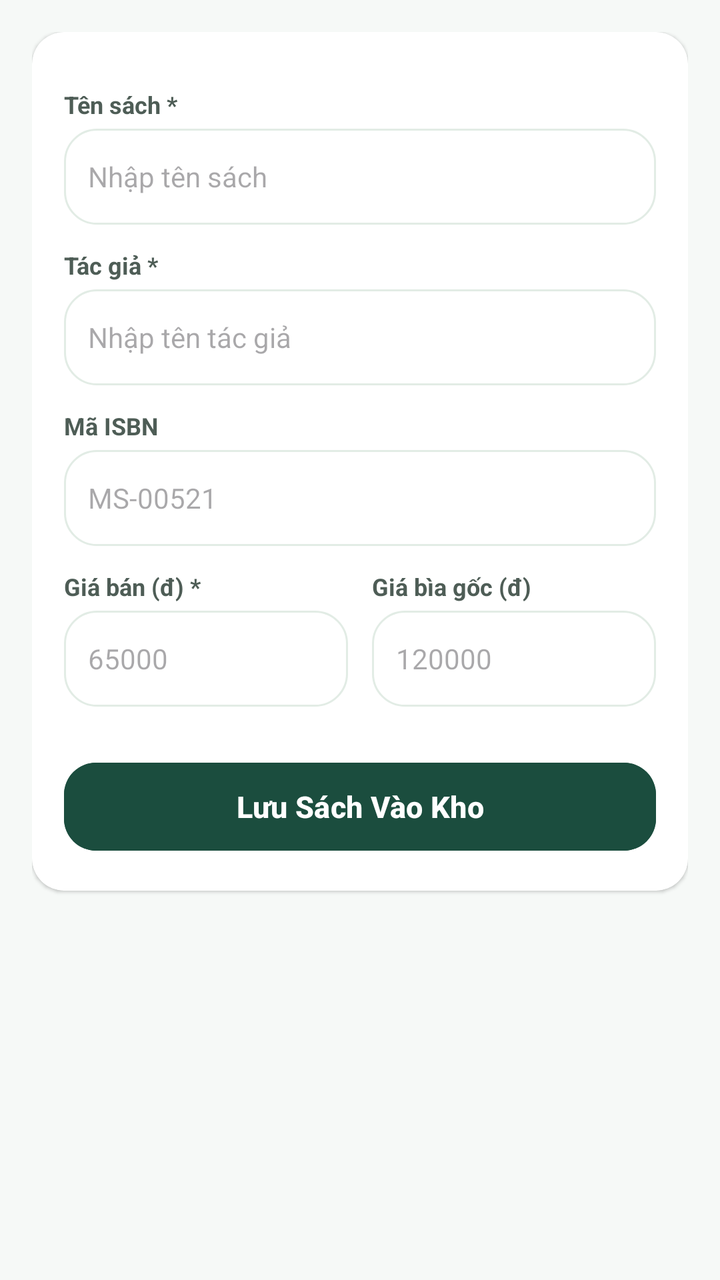
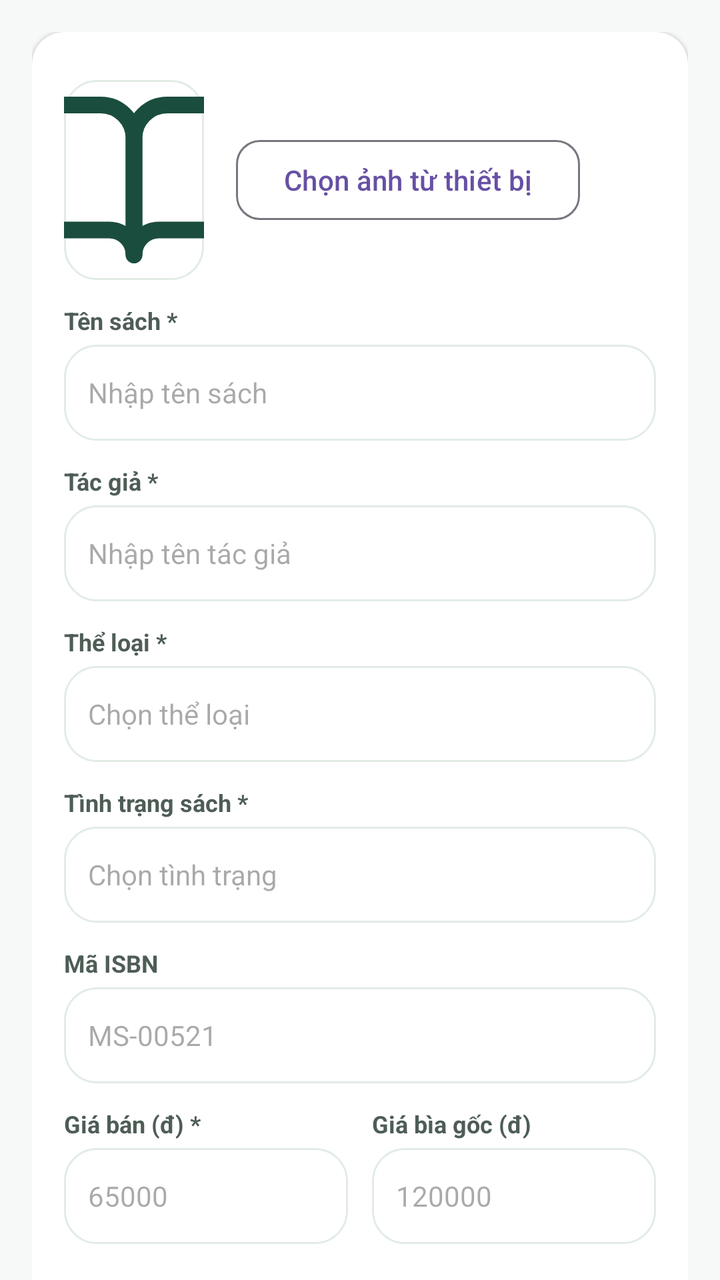

Two renders of the same Android screen: before a commit and after it. Below are the layout's source before the change and the commit's diff.
<!-- AndroidManifest.xml: application theme Theme.Quanlycuahangsachcu -->
<!-- res/layout/fragment_add_book.xml -->
<?xml version="1.0" encoding="utf-8"?>
<androidx.core.widget.NestedScrollView xmlns:android="http://schemas.android.com/apk/res/android"
    xmlns:app="http://schemas.android.com/apk/res-auto"
    android:layout_width="match_parent"
    android:layout_height="match_parent"
    android:background="@color/background"
    android:fillViewport="true">

    <LinearLayout
        android:layout_width="match_parent"
        android:layout_height="wrap_content"
        android:orientation="vertical"
        android:padding="16dp">

        
        <androidx.cardview.widget.CardView
            android:layout_width="match_parent"
            android:layout_height="wrap_content"
            app:cardCornerRadius="16dp"
            app:cardElevation="1dp"
            app:cardBackgroundColor="@color/surface">

            <LinearLayout
                android:layout_width="match_parent"
                android:layout_height="wrap_content"
                android:orientation="vertical"
                android:padding="16dp">


                
                <TextView
                    android:layout_width="wrap_content"
                    android:layout_height="wrap_content"
                    android:layout_marginTop="12dp"
                    android:text="Tên sách *"
                    android:textColor="@color/on_surface_variant"
                    android:textSize="12sp"
                    android:textStyle="bold" />

                <EditText
                    android:id="@+id/edtAddTitle"
                    android:layout_width="match_parent"
                    android:layout_height="48dp"
                    android:layout_marginTop="4dp"
                    android:autofillHints="name"
                    android:background="@drawable/bg_search_box"
                    android:hint="Nhập tên sách"
                    android:inputType="text"
                    android:paddingHorizontal="12dp"
                    android:textSize="14sp" />

                
                <TextView
                    android:layout_width="wrap_content"
                    android:layout_height="wrap_content"
                    android:layout_marginTop="12dp"
                    android:text="Tác giả *"
                    android:textColor="@color/on_surface_variant"
                    android:textSize="12sp"
                    android:textStyle="bold" />

                <EditText
                    android:id="@+id/edtAddAuthor"
                    android:layout_width="match_parent"
                    android:layout_height="48dp"
                    android:layout_marginTop="4dp"
                    android:autofillHints="name"
                    android:background="@drawable/bg_search_box"
                    android:hint="Nhập tên tác giả"
                    android:inputType="text"
                    android:paddingHorizontal="12dp"
                    android:textSize="14sp" />

                
                <TextView
                    android:layout_width="wrap_content"
                    android:layout_height="wrap_content"
                    android:layout_marginTop="12dp"
                    android:text="Mã ISBN"
                    android:textColor="@color/on_surface_variant"
                    android:textSize="12sp"
                    android:textStyle="bold" />

                <LinearLayout
                    android:layout_width="match_parent"
                    android:layout_height="wrap_content"
                    android:layout_marginTop="4dp"
                    android:baselineAligned="false"
                    android:orientation="horizontal">

                    <EditText
                        android:id="@+id/edtAddIsbn"
                        android:layout_width="0dp"
                        android:layout_height="48dp"
                        android:layout_weight="1"
                        android:autofillHints="postalCode"
                        android:background="@drawable/bg_search_box"
                        android:hint="MS-00521"
                        android:inputType="text"
                        android:paddingHorizontal="12dp"
                        android:textSize="14sp" />

                </LinearLayout>

                
                <LinearLayout
                    android:layout_width="match_parent"
                    android:layout_height="wrap_content"
                    android:layout_marginTop="12dp"
                    android:baselineAligned="false"
                    android:orientation="horizontal"
                    android:weightSum="2">

                    <LinearLayout
                        android:layout_width="0dp"
                        android:layout_height="wrap_content"
                        android:layout_weight="1"
                        android:layout_marginEnd="6dp"
                        android:orientation="vertical">

                        <TextView
                            android:layout_width="wrap_content"
                            android:layout_height="wrap_content"
                            android:text="Giá bán (đ) *"
                            android:textColor="@color/on_surface_variant"
                            android:textSize="12sp"
                            android:textStyle="bold" />

                        <EditText
                            android:id="@+id/edtAddPrice"
                            android:layout_width="match_parent"
                            android:layout_height="48dp"
                            android:layout_marginTop="4dp"
                            android:autofillHints="creditCardNumber"
                            android:background="@drawable/bg_search_box"
                            android:hint="65000"
                            android:inputType="number"
                            android:paddingHorizontal="12dp"
                            android:textSize="14sp" />
                    </LinearLayout>

                    <LinearLayout
                        android:layout_width="0dp"
                        android:layout_height="wrap_content"
                        android:layout_weight="1"
                        android:layout_marginStart="6dp"
                        android:orientation="vertical">

                        <TextView
                            android:layout_width="wrap_content"
                            android:layout_height="wrap_content"
                            android:text="Giá bìa gốc (đ)"
                            android:textColor="@color/on_surface_variant"
                            android:textSize="12sp"
                            android:textStyle="bold" />

                        <EditText
                            android:id="@+id/edtAddOriginalPrice"
                            android:layout_width="match_parent"
                            android:layout_height="48dp"
                            android:layout_marginTop="4dp"
                            android:autofillHints="creditCardNumber"
                            android:background="@drawable/bg_search_box"
                            android:hint="120000"
                            android:inputType="number"
                            android:paddingHorizontal="12dp"
                            android:textSize="14sp" />
                    </LinearLayout>
                </LinearLayout>

                
                <Button
                    android:id="@+id/btnSaveBook"
                    android:layout_width="match_parent"
                    android:layout_height="52dp"
                    android:layout_marginTop="24dp"
                    android:backgroundTint="@color/primary"
                    android:text="Lưu Sách Vào Kho"
                    android:textColor="@color/white"
                    android:textSize="15sp"
                    android:textStyle="bold"
                    app:cornerRadius="16dp" />
            </LinearLayout>
        </androidx.cardview.widget.CardView>

        <View
            android:layout_width="match_parent"
            android:layout_height="90dp" />

    </LinearLayout>
</androidx.core.widget.NestedScrollView>
<!-- resources referenced by this layout -->
<resources>
  <color name="background">#F6F9F7</color>
  <color name="on_surface_variant">#4E5D56</color>
  <color name="primary">#1B4D3E</color>
  <color name="surface">#FFFFFF</color>
  <color name="white">#FFFFFF</color>
  <!-- drawable bg_search_box (drawable) -->
  <?xml version="1.0" encoding="utf-8"?>
  <shape xmlns:android="http://schemas.android.com/apk/res/android"
      android:shape="rectangle">
      <solid android:color="@color/surface" />
      <corners android:radius="16dp" />
      <stroke android:width="1dp" android:color="#E2ECE5" />
  </shape>
  <style name="Theme.Quanlycuahangsachcu" parent="Base.Theme.Quanlycuahangsachcu" />
  <style name="Base.Theme.Quanlycuahangsachcu" parent="Theme.Material3.DayNight.NoActionBar">
          
          
      </style>
</resources>

<!-- the commit's change to res/layout/fragment_add_book.xml (unified diff, before → after) -->
@@ -26,6 +26,32 @@
                 android:orientation="vertical"
                 android:padding="16dp">
 
+                
+                <LinearLayout
+                    android:layout_width="match_parent"
+                    android:layout_height="wrap_content"
+                    android:layout_marginTop="8dp"
+                    android:gravity="center_vertical"
+                    android:orientation="horizontal">
+
+                    <ImageView
+                        android:id="@+id/ivBookImage"
+                        android:layout_width="70dp"
+                        android:layout_height="100dp"
+                        android:background="@drawable/bg_search_box"
+                        android:contentDescription="Book Image"
+                        android:scaleType="centerCrop"
+                        android:src="@drawable/ic_book_open" />
+
+                    <Button
+                        android:id="@+id/btnSelectImage"
+                        style="?attr/materialButtonOutlinedStyle"
+                        android:layout_width="wrap_content"
+                        android:layout_height="wrap_content"
+                        android:layout_marginStart="16dp"
+                        android:text="Chọn ảnh từ thiết bị"
+                        app:cornerRadius="12dp" />
+                </LinearLayout>
 
                 
                 <TextView
@@ -68,6 +94,52 @@
                     android:background="@drawable/bg_search_box"
                     android:hint="Nhập tên tác giả"
                     android:inputType="text"
+                    android:paddingHorizontal="12dp"
+                    android:textSize="14sp" />
+
+                
+                <TextView
+                    android:layout_width="wrap_content"
+                    android:layout_height="wrap_content"
+                    android:layout_marginTop="12dp"
+                    android:text="Thể loại *"
+                    android:textColor="@color/on_surface_variant"
+                    android:textSize="12sp"
+                    android:textStyle="bold" />
+
+                <AutoCompleteTextView
+                    android:id="@+id/autoCompleteCategory"
+                    android:layout_width="match_parent"
+                    android:layout_height="48dp"
+                    android:layout_marginTop="4dp"
+                    android:background="@drawable/bg_search_box"
+                    android:clickable="true"
+                    android:focusable="true"
+                    android:hint="Chọn thể loại"
+                    android:inputType="none"
+                    android:paddingHorizontal="12dp"
+                    android:textSize="14sp" />
+
+                
+                <TextView
+                    android:layout_width="wrap_content"
+                    android:layout_height="wrap_content"
+                    android:layout_marginTop="12dp"
+                    android:text="Tình trạng sách *"
+                    android:textColor="@color/on_surface_variant"
+                    android:textSize="12sp"
+                    android:textStyle="bold" />
+
+                <AutoCompleteTextView
+                    android:id="@+id/autoCompleteCondition"
+                    android:layout_width="match_parent"
+                    android:layout_height="48dp"
+                    android:layout_marginTop="4dp"
+                    android:background="@drawable/bg_search_box"
+                    android:clickable="true"
+                    android:focusable="true"
+                    android:hint="Chọn tình trạng"
+                    android:inputType="none"
                     android:paddingHorizontal="12dp"
                     android:textSize="14sp" />
 
@@ -175,7 +247,7 @@
                     android:layout_height="52dp"
                     android:layout_marginTop="24dp"
                     android:backgroundTint="@color/primary"
-                    android:text="Lưu Sách Vào Kho"
+                    android:text="Lưu sách"
                     android:textColor="@color/white"
                     android:textSize="15sp"
                     android:textStyle="bold"
<!-- resource entries referenced after the edit -->
@@ -13,6 +13,25 @@
       <corners android:radius="16dp" />
       <stroke android:width="1dp" android:color="#E2ECE5" />
   </shape>
+  <!-- drawable ic_book_open (drawable) -->
+  <vector xmlns:android="http://schemas.android.com/apk/res/android"
+      android:width="24dp"
+      android:height="24dp"
+      android:viewportWidth="24"
+      android:viewportHeight="24">
+      <path
+          android:strokeColor="#1B4D3E"
+          android:strokeWidth="2"
+          android:strokeLineCap="round"
+          android:strokeLineJoin="round"
+          android:pathData="M2,3h6a4,4 0 0,1 4,4v14a3,3 0 0,0 -3,-3H2z"/>
+      <path
+          android:strokeColor="#1B4D3E"
+          android:strokeWidth="2"
+          android:strokeLineCap="round"
+          android:strokeLineJoin="round"
+          android:pathData="M22,3h-6a4,4 0 0,0 -4,4v14a3,3 0 0,1 3,-3h7z"/>
+  </vector>
   <style name="Theme.Quanlycuahangsachcu" parent="Base.Theme.Quanlycuahangsachcu" />
   <style name="Base.Theme.Quanlycuahangsachcu" parent="Theme.Material3.DayNight.NoActionBar">
           
